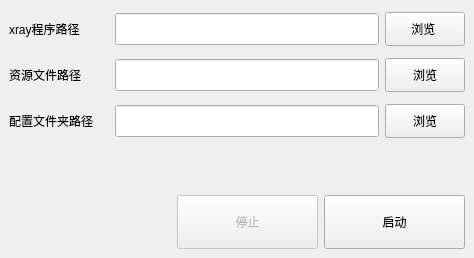
Qt form mainwindow.ui (liuguangw/XrayLauncher) before a commit.
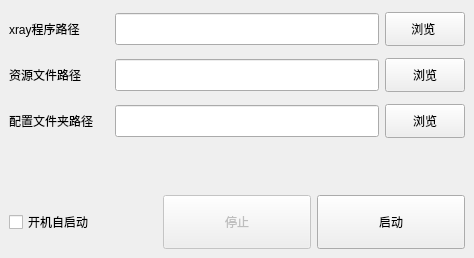
The same form after that commit.

Commit message: 可以设置开机自启动

The edit to the form file:
```diff
--- a/mainwindow.ui
+++ b/mainwindow.ui
@@ -33,7 +33,7 @@
   </property>
   <widget class="QWidget" name="centralwidget">
    <layout class="QGridLayout" name="gridLayout_2">
-    <item row="0" column="0" colspan="4">
+    <item row="0" column="0" colspan="3">
      <layout class="QGridLayout" name="gridLayout">
       <item row="0" column="0">
        <widget class="QLabel" name="label">
@@ -104,20 +104,14 @@
       </property>
      </spacer>
     </item>
+    <item row="2" column="0">
+     <widget class="QCheckBox" name="autoRunCheckBox">
+      <property name="text">
+       <string>开机自启动</string>
+      </property>
+     </widget>
+    </item>
     <item row="2" column="1">
-     <spacer name="horizontalSpacer">
-      <property name="orientation">
-       <enum>Qt::Horizontal</enum>
-      </property>
-      <property name="sizeHint" stdset="0">
-       <size>
-        <width>135</width>
-        <height>20</height>
-       </size>
-      </property>
-     </spacer>
-    </item>
-    <item row="2" column="2">
      <widget class="QPushButton" name="stopBtn">
       <property name="enabled">
        <bool>false</bool>
@@ -127,7 +121,7 @@
       </property>
      </widget>
     </item>
-    <item row="2" column="3">
+    <item row="2" column="2">
      <widget class="QPushButton" name="runBtn">
       <property name="text">
        <string>启动</string>
```
The commit also changes 2 other files.
